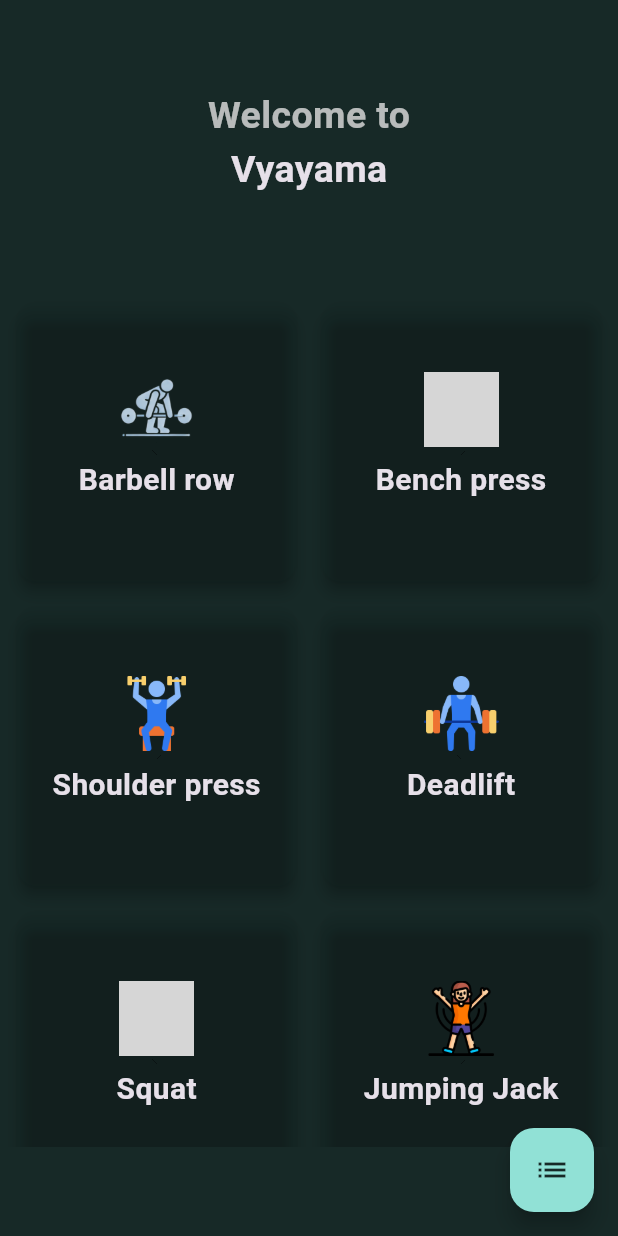
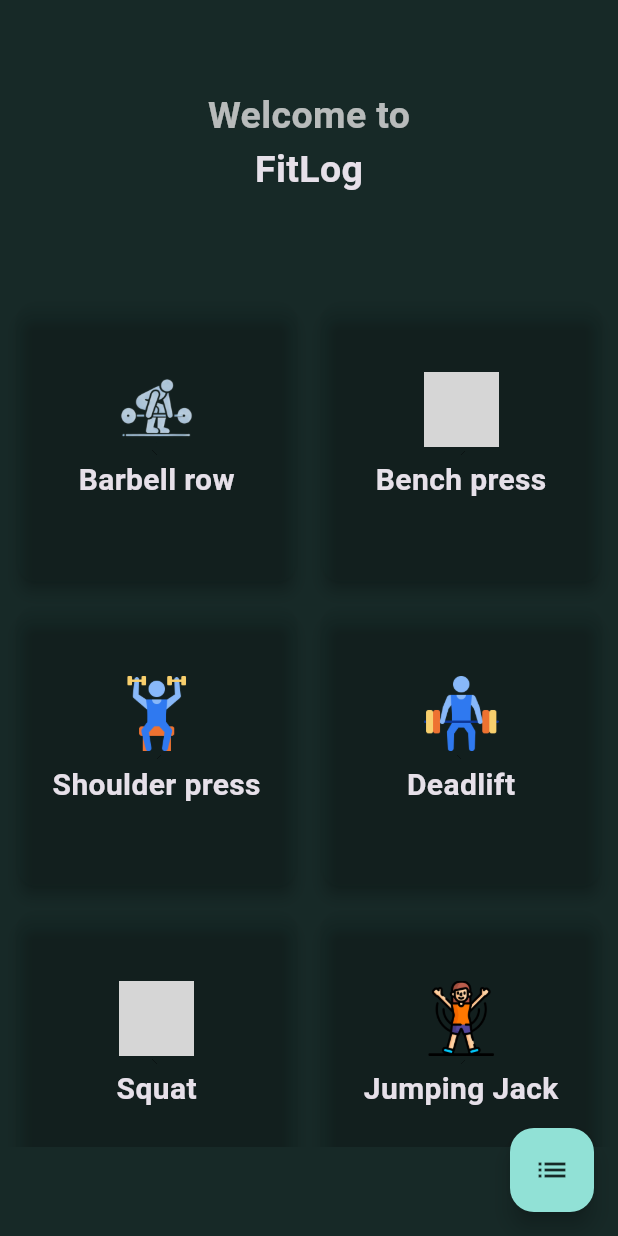
Before and after one commit to manukj/Fitlog, a Flutter app: the screen it shows after launch, on a phone screen of 412 x 824 dp. Run offline on Flutter 3.47's test engine with Material 3 defaults, Android fonts, the phone set to English and light mode, and no system bars; drawn by our look-alikes of toastification; our stand-ins replace animated_flip_counter, audioplayers, camera, cloud_firestore, firebase_auth, firebase_core and 4 more; missing offline and left inert: google_mlkit_commons, google_mlkit_pose_detection, neopop; accounts and stored records are empty; project files that could hold a hidden picture were left out; grey boxes are pictures that could not be loaded.

Commit message:
changed named

```diff
--- a/lib/screens/pick_workout_page/pick_workout_page.dart
+++ b/lib/screens/pick_workout_page/pick_workout_page.dart
@@ -37,7 +37,7 @@ class PickWorkoutPage extends StatelessWidget {
                     color: AppThemedata.onSuraface.withOpacity(0.8)),
               ),
               const Text(
-                "Vyayama",
+                "FitLog",
                 style: TextStyle(fontSize: 25, fontWeight: FontWeight.bold),
               ),
             ],
```
Also changed, not shown: 1 other file.
